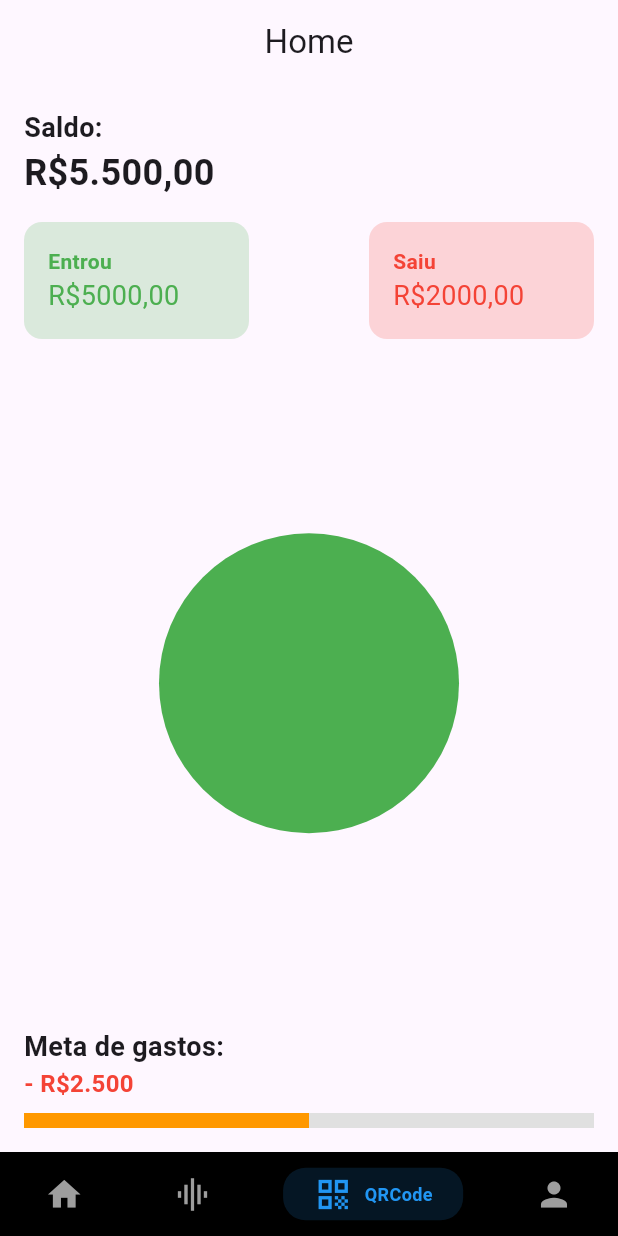
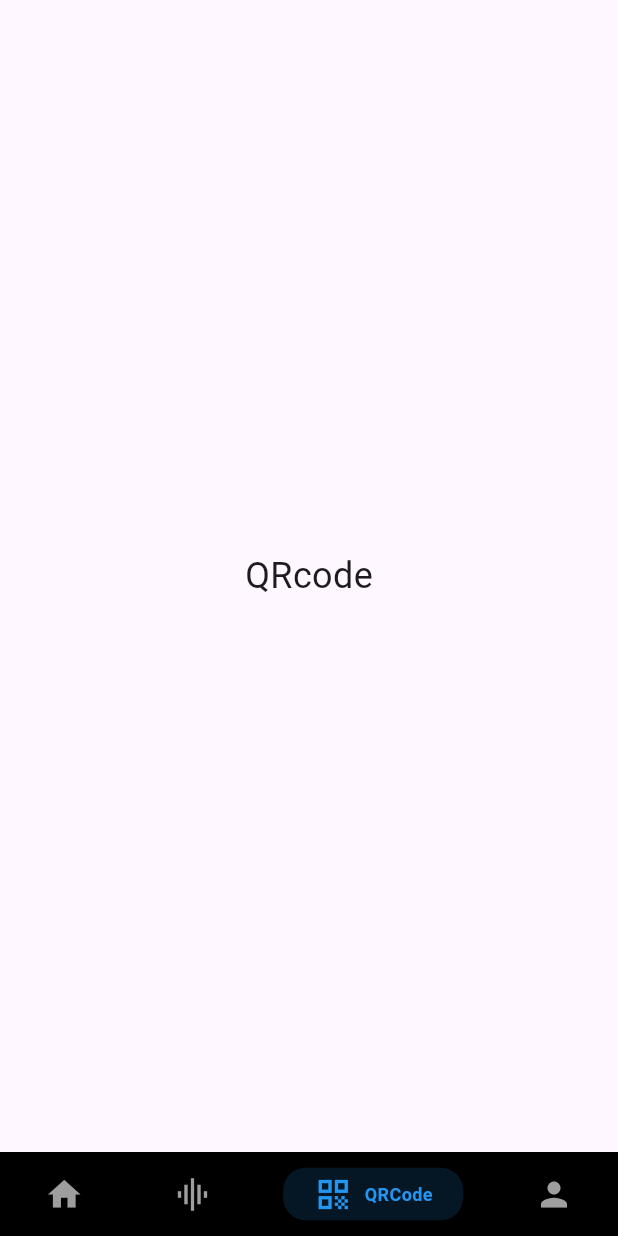
Before and after one commit to vinimiraa/LDDM-ShowCoin, a Flutter app: the screen it shows after launch, item 3 of the bottom bar chosen, on a phone screen of 412 x 824 dp. Run offline on Flutter 3.47's test engine with Material 3 defaults, Android fonts, the phone set to English and light mode, and no system bars; drawn by our look-alikes of persistent_bottom_nav_bar.

Commit message:
Fix: Corrigindo telas

```diff
--- a/src/lib/main_screen.dart
+++ b/src/lib/main_screen.dart
@@ -1,8 +1,8 @@
 import 'package:flutter/material.dart';
 import 'package:persistent_bottom_nav_bar/persistent_bottom_nav_bar.dart';
-import 'package:src/screens/qrcode_screen.dart';
+import 'screens/qrcode_screen.dart';
 import 'screens/home_screen.dart';
-import 'screens/details_screen.dart';
+import 'screens/statement_screen.dart';
 import 'screens/profile_screen.dart';
 
 class MainScreen extends StatefulWidget {
--- a/src/lib/screens/qrcode_screen.dart
+++ b/src/lib/screens/qrcode_screen.dart
@@ -6,91 +6,9 @@ class QRCodeScreen extends StatelessWidget {
   @override
   Widget build(BuildContext context) {
     return Scaffold(
-      appBar: AppBar(
-        backgroundColor: Color.fromARGB(0, 223, 154, 4),
-        title: const Text("Home"),
-        centerTitle: true,
-      ),
-      body: Padding(
-        padding: const EdgeInsets.all(16.0),
-        child: Column(
-          crossAxisAlignment: CrossAxisAlignment.start,
-          children: [
-            const Text(
-              "Saldo:",
-              style: TextStyle(fontSize: 18, fontWeight: FontWeight.bold),
-            ),
-            const Text(
-              "R\$5.500,00",
-              style: TextStyle(fontSize: 24, fontWeight: FontWeight.bold),
-            ),
-            const SizedBox(height: 16),
-            Row(
-              mainAxisAlignment: MainAxisAlignment.spaceBetween,
-              children: [
-                _buildCard("Entrou", "R\$5000,00", Colors.green),
-                _buildCard("Saiu", "R\$2000,00", Colors.red),
-              ],
-            ),
-            const SizedBox(height: 16),
-            Expanded(
-              child: Center(
-                child: Container(
-                  width: 200,
-                  height: 200,
-                  decoration: const BoxDecoration(
-                    color: Colors.green,
-                    shape: BoxShape.circle,
-                  ),
-                ),
-              ),
-            ),
-            const SizedBox(height: 16),
-            _buildMetaGastos(),
-          ],
-        ),
+      body: Center(
+        child: Text("QRcode", style: TextStyle(fontSize: 24)),
       ),
     );
   }
-
-  Widget _buildCard(String title, String value, Color color) {
-    return Container(
-      padding: const EdgeInsets.all(16),
-      width: 150,
-      decoration: BoxDecoration(
-        color: color.withOpacity(0.2),
-        borderRadius: BorderRadius.circular(12),
-      ),
-      child: Column(
-        crossAxisAlignment: CrossAxisAlignment.start,
-        children: [
-          Text(title, style: TextStyle(color: color, fontWeight: FontWeight.bold)),
-          Text(value, style: TextStyle(color: color, fontSize: 18)),
-        ],
-      ),
-    );
-  }
-
-  Widget _buildMetaGastos() {
-    return Column(
-      crossAxisAlignment: CrossAxisAlignment.start,
-      children: [
-        const Text(
-          "Meta de gastos:",
-          style: TextStyle(fontSize: 18, fontWeight: FontWeight.bold),
-        ),
-        const Text(
-          "- R\$2.500",
-          style: TextStyle(fontSize: 16, color: Colors.red, fontWeight: FontWeight.bold),
-        ),
-        const SizedBox(height: 8),
-        LinearProgressIndicator(
-          value: 0.5,
-          backgroundColor: Colors.grey[300],
-          color: Colors.orange,
-          minHeight: 10,
-        ),
-      ],
-    );
-  }
 }
```
Also changed, not shown: src/lib/screens/statement_screen.dart (renamed from src/lib/screens/details_screen.dart).
